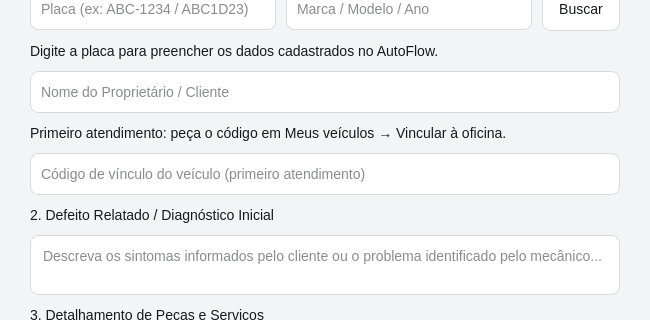
Before: the Qt Designer form qt/t_cadOs.ui in antig200073-star/AutoFlow, drawn with Qt 5; both pictures show x 0 to 650 and y 137 to 457 of the 650 by 750 pixel window.
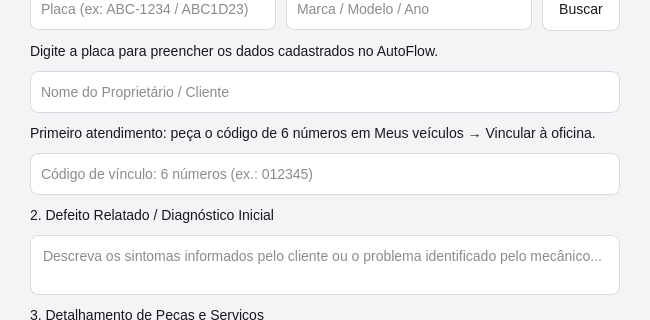
After: the same form once the commit is applied.

Commit message: feat: usar código de vínculo com 6 números no web e mobile

```diff
--- a/qt/t_cadOs.ui
+++ b/qt/t_cadOs.ui
@@ -133,14 +133,14 @@
    </item>
    <item>
     <widget class="QLabel" name="lblCodigoVinculo">
-     <property name="text"><string>Primeiro atendimento: peça o código em Meus veículos → Vincular à oficina.</string></property>
+     <property name="text"><string>Primeiro atendimento: peça o código de 6 números em Meus veículos → Vincular à oficina.</string></property>
      <property name="wordWrap"><bool>true</bool></property>
     </widget>
    </item>
    <item>
     <widget class="QLineEdit" name="txtCodigoVinculo">
      <property name="minimumSize"><size><width>0</width><height>38</height></size></property>
-     <property name="placeholderText"><string>Código de vínculo do veículo (primeiro atendimento)</string></property>
+     <property name="placeholderText"><string>Código de vínculo: 6 números (ex.: 012345)</string></property>
      <property name="maxLength"><number>36</number></property>
     </widget>
    </item>
```
The commit also changes 9 other files.
